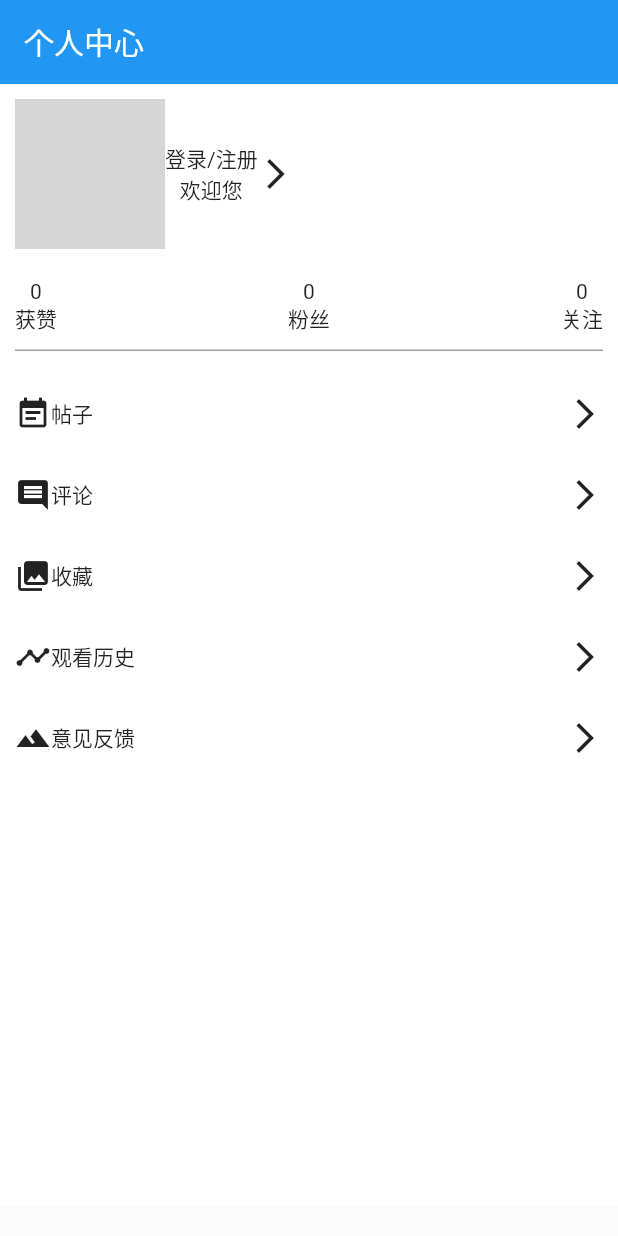
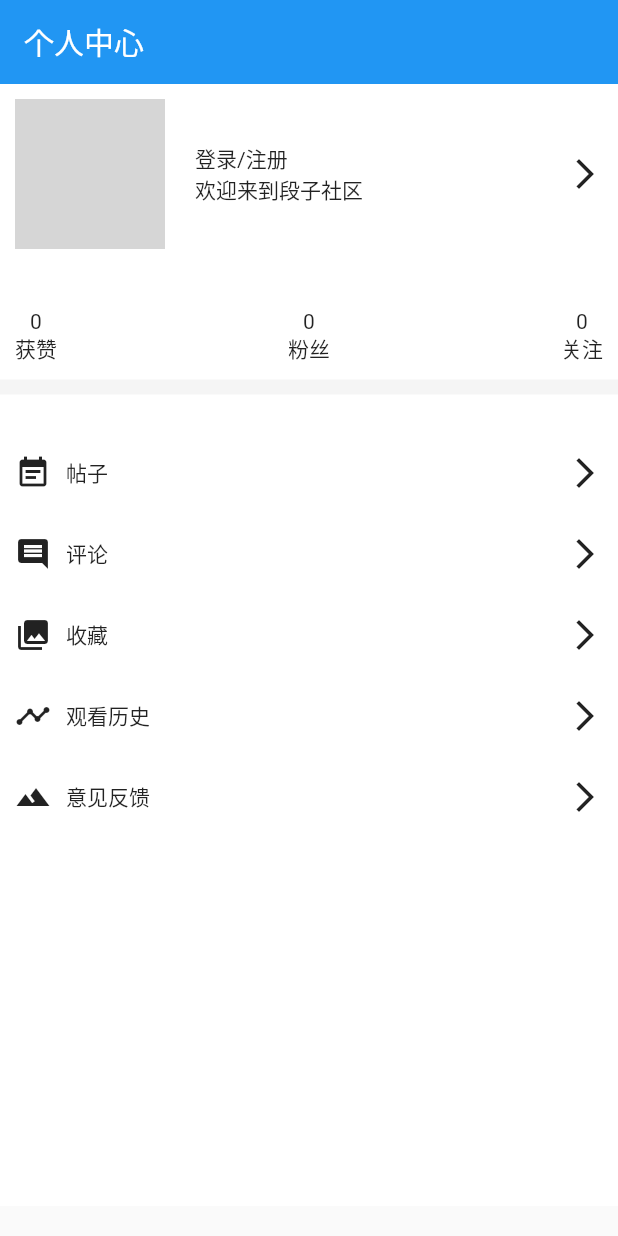
Before and after one commit to tangxiangmin/funny, a Flutter app: the MyPage screen opened directly, on a phone screen of 412 x 824 dp. Run offline on Flutter 3.47's test engine with Material 2 defaults, Android fonts, the phone set to English and light mode, and no system bars; network calls fail; grey boxes are pictures that could not be loaded.

Commit message:
api接入

```diff
--- a/lib/app/api/_base.dart
+++ /dev/null
@@ -1,3 +0,0 @@
-import 'dart:io';
-
-var httpClient = new HttpClient();
--- a/lib/app/api/joke.dart
+++ /dev/null
@@ -1,3 +0,0 @@
-import '_base.dart';
-import 'dart:io';
-import 'dart:convert';
--- a/lib/app/view/my.dart
+++ b/lib/app/view/my.dart
@@ -1,4 +1,6 @@
 import 'package:flutter/material.dart';
+
+import 'package:flutter_app/app/view/login.dart';
 
 class MyPage extends StatefulWidget {
     @override
@@ -6,6 +8,13 @@ class MyPage extends StatefulWidget {
 }
 
 class MyState extends State<MyPage> {
+    void _goLogin() {
+        Navigator.push(
+            context,
+            new MaterialPageRoute(builder: (context) => new LoginPage()),
+        );
+    }
+
     @override
     Widget build(BuildContext context) {
         Widget createListItem(icon, text) {
@@ -16,7 +25,10 @@ class MyState extends State<MyPage> {
                     mainAxisAlignment: MainAxisAlignment.spaceBetween,
                     children: <Widget>[
                         new Row(children: <Widget>[
-                            new Icon(icon),
+                            new Container(
+                                margin: const EdgeInsets.only(right: 10.0),
+                                child: new Icon(icon),
+                            ),
                             new Text(text),
                         ],),
                         new Icon(Icons.arrow_forward_ios)
@@ -26,34 +38,50 @@ class MyState extends State<MyPage> {
 
         Widget my = new Container(
             color: Colors.white,
-            padding: const EdgeInsets.all(10.0),
             margin: const EdgeInsets.only(bottom: 20.0),
             child: new ListView(
                 children: <Widget>[
-                    new Container(child: new Row(children: <Widget>[
-                        new Image.network(
+                    new Container(
+                        padding: const EdgeInsets.all(10.0),
+                        child:
+                        GestureDetector(
+                            onTap: _goLogin,
+                            child: new Row(
+                                mainAxisAlignment: MainAxisAlignment
+                                    .spaceBetween,
+                                children: <Widget>[
+                                    new Container(
+                                        margin: const EdgeInsets.only(
+                                            right: 20.0),
+                                        child: new Image.network(
                                             'http://dummyimage.com/200x200/FF6600',
                                             height: 100.0,
                                             fit: BoxFit.cover,
-                        ),
+                                        ),),
+                                    new Expanded(
+                                        flex: 1,
+                                        child: new Row(
+                                            children: <Widget>[
                                                 new Column(
+                                                    crossAxisAlignment: CrossAxisAlignment
+                                                        .start,
                                                     children: <Widget>[
-                                new Text('登录/注册',
-                                    textAlign: TextAlign.left,
-                                ),
-                                new Text('欢迎您', textAlign: TextAlign.left,)
+                                                        new Text('登录/注册'),
+                                                        new Text('欢迎来到段子社区')
                                                     ],
                                                 ),
+                                            ],),),
+
                                     new Icon(Icons.arrow_forward_ios)
-                    ],),),
+                                ],),)),
                     new Container(
                         margin: EdgeInsets.only(top: 20.0, bottom: 20.0),
-                        padding: const EdgeInsets.only(bottom: 10.0),
+                        padding: const EdgeInsets.all(10.0),
                         decoration: new BoxDecoration(
                             border: new Border(
                                 bottom: BorderSide(
-                                    width: 1.0,
-                                    color: Colors.grey),
+                                    width: 10.0,
+                                    color: Colors.grey[100]),
                             ),
                         ),
                         child: new Row(
@@ -80,12 +108,16 @@ class MyState extends State<MyPage> {
                                 )
                             ],),
                     ),
-
+                    new Container(
+                        padding: const EdgeInsets.all(10.0),
+                        child: new Column(children: <Widget>[
                             createListItem(Icons.event_note, '帖子'),
                             createListItem(Icons.comment, '评论'),
                             createListItem(Icons.collections, '收藏'),
                             createListItem(Icons.timeline, '观看历史'),
                             createListItem(Icons.terrain, '意见反馈'),
+                        ],),)
+
 
                 ]
             ),);
--- a/lib/main.dart
+++ b/lib/main.dart
@@ -1,10 +1,4 @@
 import 'package:flutter/material.dart';
-
-//import '1.dart';
-//import '2.dart';
-import 'package:flutter_app/app/view/login.dart';
-import 'package:flutter_app/app/view/my.dart';
-import 'package:flutter_app/app/view/detail.dart';
 
 import 'package:flutter_app/home.dart';
 
```
Also changed, not shown: lib/app/view/detail.dart (+52 -13 lines), lib/app/view/index.dart (+65 -47 lines), 1 other file. Lines whose indentation alone changed are shown as unchanged.
